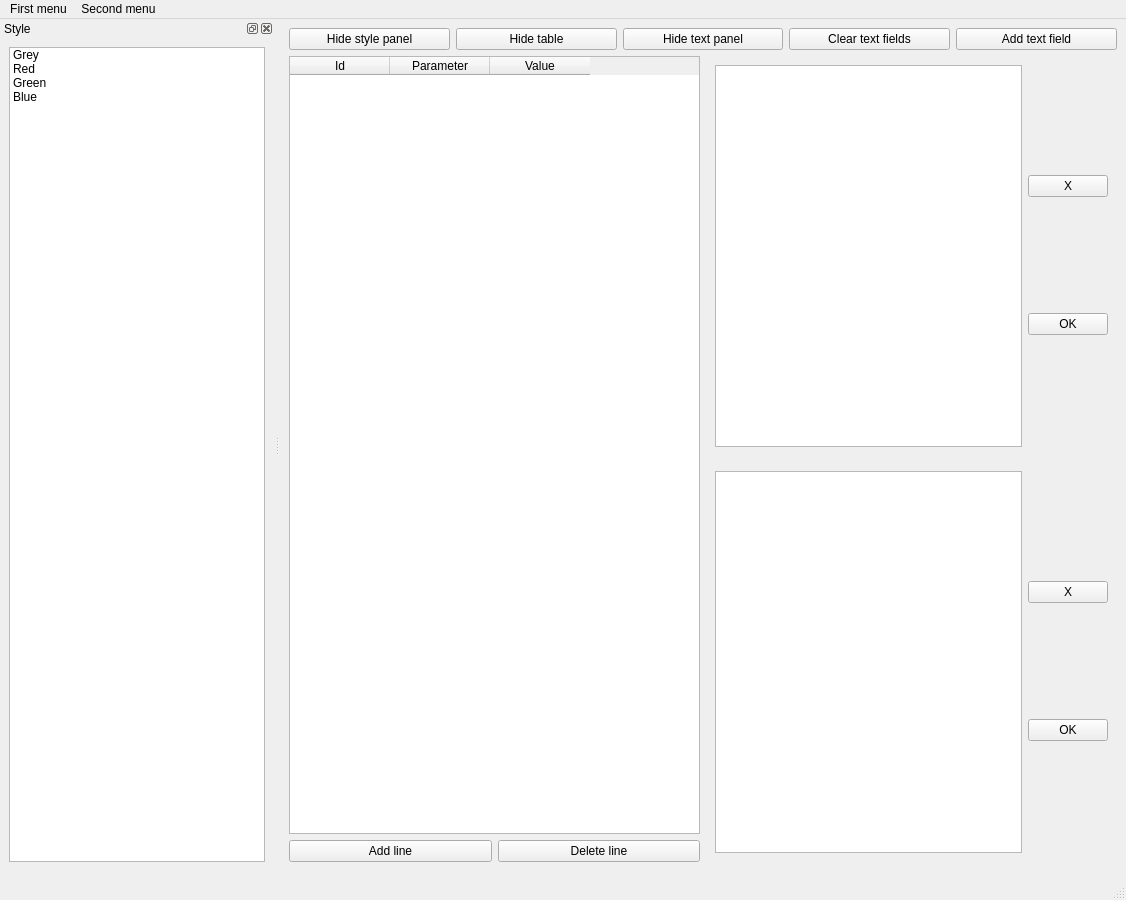
toshakolobov/test_case, file untitled.ui: the form before one commit.
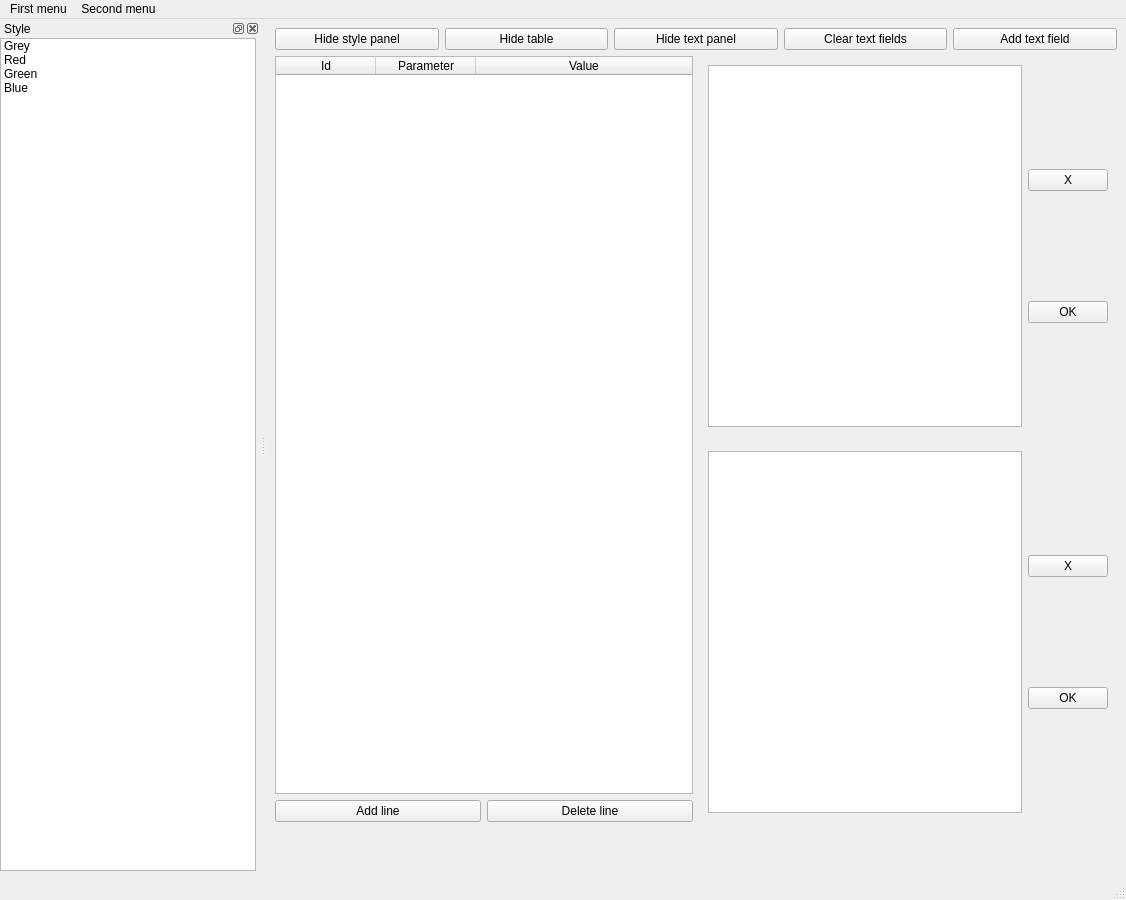
The form after the commit.

```diff
--- a/untitled.ui
+++ b/untitled.ui
@@ -60,6 +60,21 @@
        <layout class="QVBoxLayout" name="verticalLayout_2">
         <item>
          <widget class="QTableWidget" name="tableWidget">
+          <attribute name="horizontalHeaderCascadingSectionResizes">
+           <bool>false</bool>
+          </attribute>
+          <attribute name="horizontalHeaderHighlightSections">
+           <bool>false</bool>
+          </attribute>
+          <attribute name="horizontalHeaderStretchLastSection">
+           <bool>true</bool>
+          </attribute>
+          <attribute name="verticalHeaderVisible">
+           <bool>true</bool>
+          </attribute>
+          <attribute name="verticalHeaderCascadingSectionResizes">
+           <bool>true</bool>
+          </attribute>
           <column>
            <property name="text">
             <string>Id</string>
@@ -157,6 +172,22 @@
       </item>
      </layout>
     </item>
+    <item>
+     <spacer name="verticalSpacer">
+      <property name="orientation">
+       <enum>Qt::Vertical</enum>
+      </property>
+      <property name="sizeType">
+       <enum>QSizePolicy::Ignored</enum>
+      </property>
+      <property name="sizeHint" stdset="0">
+       <size>
+        <width>20</width>
+        <height>40</height>
+       </size>
+      </property>
+     </spacer>
+    </item>
    </layout>
   </widget>
   <widget class="QMenuBar" name="menubar">
@@ -215,6 +246,21 @@
    </attribute>
    <widget class="QWidget" name="dockWidgetContents_2">
     <layout class="QVBoxLayout" name="verticalLayout">
+     <property name="spacing">
+      <number>0</number>
+     </property>
+     <property name="leftMargin">
+      <number>0</number>
+     </property>
+     <property name="topMargin">
+      <number>0</number>
+     </property>
+     <property name="rightMargin">
+      <number>4</number>
+     </property>
+     <property name="bottomMargin">
+      <number>0</number>
+     </property>
      <item>
       <widget class="QListWidget" name="listWidget">
        <property name="sortingEnabled">
```
